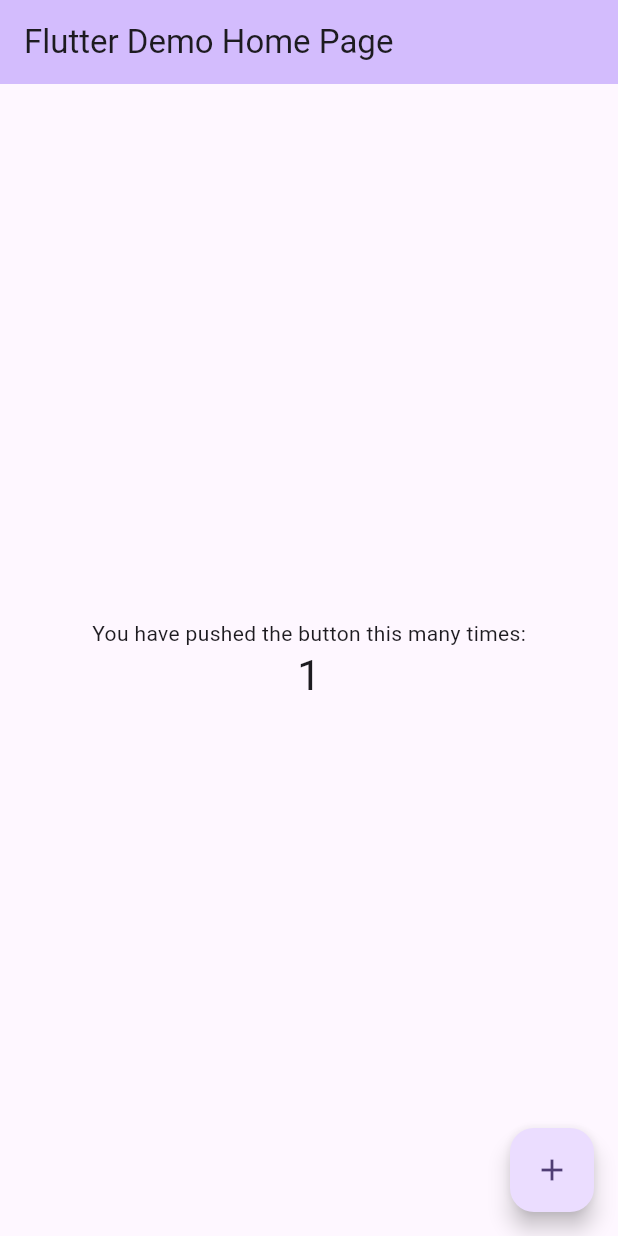
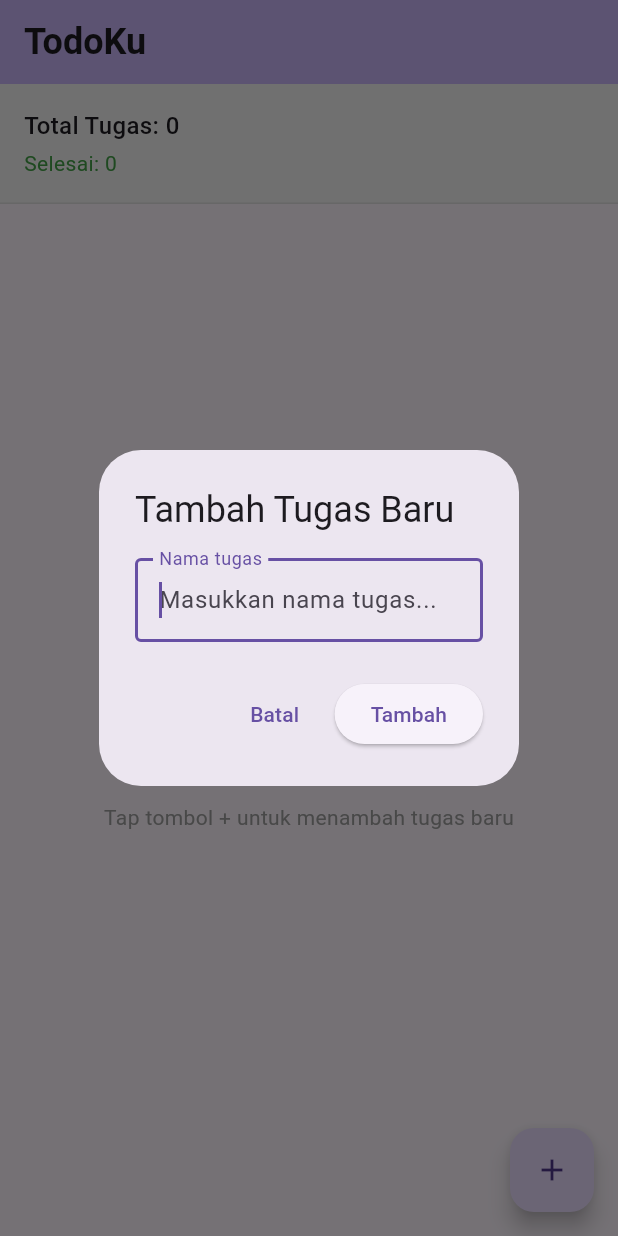
Before and after one commit to knalbdev/todoku_app, a Flutter app: the screen it shows after launch, after a tap on the "add" icon, on a phone screen of 412 x 824 dp. Run offline on Flutter 3.47's test engine with Material 3 defaults, Android fonts, the light colour scheme and no system bars.

Commit message:
major updates

```diff
--- a/lib/main.dart
+++ b/lib/main.dart
@@ -1,122 +1,23 @@
 import 'package:flutter/material.dart';
+import 'todo_app.dart';
 
 void main() {
-  runApp(const MyApp());
+  runApp(const TodoKuApp());
 }
 
-class MyApp extends StatelessWidget {
-  const MyApp({super.key});
+class TodoKuApp extends StatelessWidget {
+  const TodoKuApp({super.key});
 
-  // This widget is the root of your application.
   @override
   Widget build(BuildContext context) {
     return MaterialApp(
-      title: 'Flutter Demo',
+      title: 'TodoKu',
       theme: ThemeData(
-        // This is the theme of your application.
-        //
-        // TRY THIS: Try running your application with "flutter run". You'll see
-        // the application has a purple toolbar. Then, without quitting the app,
-        // try changing the seedColor in the colorScheme below to Colors.green
-        // and then invoke "hot reload" (save your changes or press the "hot
-        // reload" button in a Flutter-supported IDE, or press "r" if you used
-        // the command line to start the app).
-        //
-        // Notice that the counter didn't reset back to zero; the application
-        // state is not lost during the reload. To reset the state, use hot
-        // restart instead.
-        //
-        // This works for code too, not just values: Most code changes can be
-        // tested with just a hot reload.
-        colorScheme: ColorScheme.fromSeed(seedColor: Colors.deepPurple),
+        primarySwatch: Colors.blue,
+        useMaterial3: true,
       ),
-      home: const MyHomePage(title: 'Flutter Demo Home Page'),
+      home: const TodoApp(),
+      debugShowCheckedModeBanner: false,
     );
   }
 }
-
-class MyHomePage extends StatefulWidget {
-  const MyHomePage({super.key, required this.title});
-
-  // This widget is the home page of your application. It is stateful, meaning
-  // that it has a State object (defined below) that contains fields that affect
-  // how it looks.
-
-  // This class is the configuration for the state. It holds the values (in this
-  // case the title) provided by the parent (in this case the App widget) and
-  // used by the build method of the State. Fields in a Widget subclass are
-  // always marked "final".
-
-  final String title;
-
-  @override
-  State<MyHomePage> createState() => _MyHomePageState();
-}
-
-class _MyHomePageState extends State<MyHomePage> {
-  int _counter = 0;
-
-  void _incrementCounter() {
-    setState(() {
-      // This call to setState tells the Flutter framework that something has
-      // changed in this State, which causes it to rerun the build method below
-      // so that the display can reflect the updated values. If we changed
-      // _counter without calling setState(), then the build method would not be
-      // called again, and so nothing would appear to happen.
-      _counter++;
-    });
-  }
-
-  @override
-  Widget build(BuildContext context) {
-    // This method is rerun every time setState is called, for instance as done
-    // by the _incrementCounter method above.
-    //
-    // The Flutter framework has been optimized to make rerunning build methods
-    // fast, so that you can just rebuild anything that needs updating rather
-    // than having to individually change instances of widgets.
-    return Scaffold(
-      appBar: AppBar(
-        // TRY THIS: Try changing the color here to a specific color (to
-        // Colors.amber, perhaps?) and trigger a hot reload to see the AppBar
-        // change color while the other colors stay the same.
-        backgroundColor: Theme.of(context).colorScheme.inversePrimary,
-        // Here we take the value from the MyHomePage object that was created by
-        // the App.build method, and use it to set our appbar title.
-        title: Text(widget.title),
-      ),
-      body: Center(
-        // Center is a layout widget. It takes a single child and positions it
-        // in the middle of the parent.
-        child: Column(
-          // Column is also a layout widget. It takes a list of children and
-          // arranges them vertically. By default, it sizes itself to fit its
-          // children horizontally, and tries to be as tall as its parent.
-          //
-          // Column has various properties to control how it sizes itself and
-          // how it positions its children. Here we use mainAxisAlignment to
-          // center the children vertically; the main axis here is the vertical
-          // axis because Columns are vertical (the cross axis would be
-          // horizontal).
-          //
-          // TRY THIS: Invoke "debug painting" (choose the "Toggle Debug Paint"
-          // action in the IDE, or press "p" in the console), to see the
-          // wireframe for each widget.
-          mainAxisAlignment: MainAxisAlignment.center,
-          children: <Widget>[
-            const Text('You have pushed the button this many times:'),
-            Text(
-              '$_counter',
-              style: Theme.of(context).textTheme.headlineMedium,
-            ),
-          ],
-        ),
-      ),
-      floatingActionButton: FloatingActionButton(
-        onPressed: _incrementCounter,
-        tooltip: 'Increment',
-        child: const Icon(Icons.add),
-      ), // This trailing comma makes auto-formatting nicer for build methods.
-    );
-  }
-}
--- /dev/null
+++ b/lib/models/todo_item.dart
@@ -0,0 +1,17 @@
+// Model class untuk merepresentasikan sebuah item todo
+class TodoItem {
+  String title;
+  bool isCompleted;
+  DateTime createdAt;
+
+  TodoItem({
+    required this.title,
+    this.isCompleted = false,
+    DateTime? createdAt,
+  }) : createdAt = createdAt ?? DateTime.now();
+
+  // Method untuk toggle status completed
+  void toggleCompleted() {
+    isCompleted = !isCompleted;
+  }
+}
--- /dev/null
+++ b/lib/todo_app.dart
@@ -0,0 +1,170 @@
+import 'package:flutter/material.dart';
+import 'models/todo_item.dart';
+import 'widgets/todo_list_item.dart';
+import 'widgets/add_todo_dialog.dart';
+
+// StatefulWidget - Widget yang dapat berubah state-nya
+class TodoApp extends StatefulWidget {
+  const TodoApp({super.key});
+
+  @override
+  State<TodoApp> createState() => _TodoAppState();
+}
+
+class _TodoAppState extends State<TodoApp> {
+  // List untuk menyimpan semua todo items
+  final List<TodoItem> _todoItems = [];
+
+  // Controller untuk input field
+  final TextEditingController _textController = TextEditingController();
+
+  // Method untuk menambahkan todo baru
+  void _addTodoItem(String title) {
+    if (title.trim().isNotEmpty) {
+      setState(() {
+        _todoItems.add(TodoItem(title: title.trim()));
+      });
+    }
+  }
+
+  // Method untuk toggle status completed dari todo item
+  void _toggleTodoItem(int index) {
+    setState(() {
+      _todoItems[index].toggleCompleted();
+    });
+  }
+
+  // Method untuk menghapus todo item
+  void _deleteTodoItem(int index) {
+    setState(() {
+      _todoItems.removeAt(index);
+    });
+  }
+
+  // Method untuk menampilkan dialog tambah todo
+  void _showAddTodoDialog() {
+    showDialog(
+      context: context,
+      builder: (BuildContext context) {
+        return AddTodoDialog(
+          onAddTodo: _addTodoItem,
+        );
+      },
+    );
+  }
+
+  @override
+  void dispose() {
+    _textController.dispose();
+    super.dispose();
+  }
+
+  @override
+  Widget build(BuildContext context) {
+    return Scaffold(
+      appBar: AppBar(
+        title: const Text(
+          'TodoKu',
+          style: TextStyle(
+            fontWeight: FontWeight.bold,
+            fontSize: 24,
+          ),
+        ),
+        backgroundColor: Theme.of(context).colorScheme.inversePrimary,
+        elevation: 2,
+      ),
+      body: Column(
+        children: [
+          // Header dengan informasi jumlah tugas
+          Container(
+            width: double.infinity,
+            padding: const EdgeInsets.all(16.0),
+            decoration: BoxDecoration(
+              color: Colors.grey[100],
+              border: Border(
+                bottom: BorderSide(color: Colors.grey[300]!),
+              ),
+            ),
+            child: Column(
+              crossAxisAlignment: CrossAxisAlignment.start,
+              children: [
+                Text(
+                  'Total Tugas: ${_todoItems.length}',
+                  style: const TextStyle(
+                    fontSize: 16,
+                    fontWeight: FontWeight.w500,
+                  ),
+                ),
+                const SizedBox(height: 4),
+                Text(
+                  'Selesai: ${_todoItems.where((item) => item.isCompleted).length}',
+                  style: TextStyle(
+                    fontSize: 14,
+                    color: Colors.green[600],
+                  ),
+                ),
+              ],
+            ),
+          ),
+
+          // Daftar todo items
+          Expanded(
+            child: _todoItems.isEmpty
+                ? _buildEmptyState()
+                : ListView.builder(
+                    itemCount: _todoItems.length,
+                    padding: const EdgeInsets.symmetric(vertical: 8.0),
+                    itemBuilder: (context, index) {
+                      return TodoListItem(
+                        todoItem: _todoItems[index],
+                        onToggle: () => _toggleTodoItem(index),
+                        onDelete: () => _deleteTodoItem(index),
+                      );
+                    },
+                  ),
+          ),
+        ],
+      ),
+
+      // FloatingActionButton untuk menambah todo baru
+      floatingActionButton: FloatingActionButton(
+        onPressed: _showAddTodoDialog,
+        tooltip: 'Tambah Tugas Baru',
+        child: const Icon(Icons.add),
+      ),
+    );
+  }
+
+  // Widget untuk menampilkan state kosong
+  Widget _buildEmptyState() {
+    return Center(
+      child: Column(
+        mainAxisAlignment: MainAxisAlignment.center,
+        children: [
+          Icon(
+            Icons.task_alt,
+            size: 80,
+            color: Colors.grey[400],
+          ),
+          const SizedBox(height: 16),
+          Text(
+            'Belum ada tugas',
+            style: TextStyle(
+              fontSize: 18,
+              color: Colors.grey[600],
+              fontWeight: FontWeight.w500,
+            ),
+          ),
+          const SizedBox(height: 8),
+          Text(
+            'Tap tombol + untuk menambah tugas baru',
+            style: TextStyle(
+              fontSize: 14,
+              color: Colors.grey[500],
+            ),
+          ),
+        ],
+      ),
+    );
+  }
+}
--- /dev/null
+++ b/lib/widgets/add_todo_dialog.dart
@@ -0,0 +1,76 @@
+import 'package:flutter/material.dart';
+
+// Dialog untuk menambahkan todo baru
+class AddTodoDialog extends StatefulWidget {
+  final Function(String) onAddTodo;
+
+  const AddTodoDialog({
+    super.key,
+    required this.onAddTodo,
+  });
+
+  @override
+  State<AddTodoDialog> createState() => _AddTodoDialogState();
+}
+
+class _AddTodoDialogState extends State<AddTodoDialog> {
+  final TextEditingController _controller = TextEditingController();
+  final GlobalKey<FormState> _formKey = GlobalKey<FormState>();
+
+  @override
+  void dispose() {
+    _controller.dispose();
+    super.dispose();
+  }
+
+  void _submitTodo() {
+    if (_formKey.currentState!.validate()) {
+      widget.onAddTodo(_controller.text);
+      Navigator.of(context).pop();
+    }
+  }
+
+  @override
+  Widget build(BuildContext context) {
+    return AlertDialog(
+      title: const Text('Tambah Tugas Baru'),
+      content: Form(
+        key: _formKey,
+        child: TextFormField(
+          controller: _controller,
+          decoration: const InputDecoration(
+            labelText: 'Nama tugas',
+            hintText: 'Masukkan nama tugas...',
+            border: OutlineInputBorder(),
+          ),
+          validator: (value) {
+            if (value == null || value.trim().isEmpty) {
+              return 'Nama tugas tidak boleh kosong';
+            }
+            if (value.trim().length < 3) {
+              return 'Nama tugas minimal 3 karakter';
+            }
+            return null;
+          },
+          autofocus: true,
+          textCapitalization: TextCapitalization.sentences,
+          onFieldSubmitted: (value) {
+            _submitTodo();
+          },
+        ),
+      ),
+      actions: [
+        TextButton(
+          onPressed: () {
+            Navigator.of(context).pop();
+          },
+          child: const Text('Batal'),
+        ),
+        ElevatedButton(
+          onPressed: _submitTodo,
+          child: const Text('Tambah'),
+        ),
+      ],
+    );
+  }
+}
```
Also changed, not shown: lib/widgets/todo_list_item.dart (added, +107 -0 lines).
